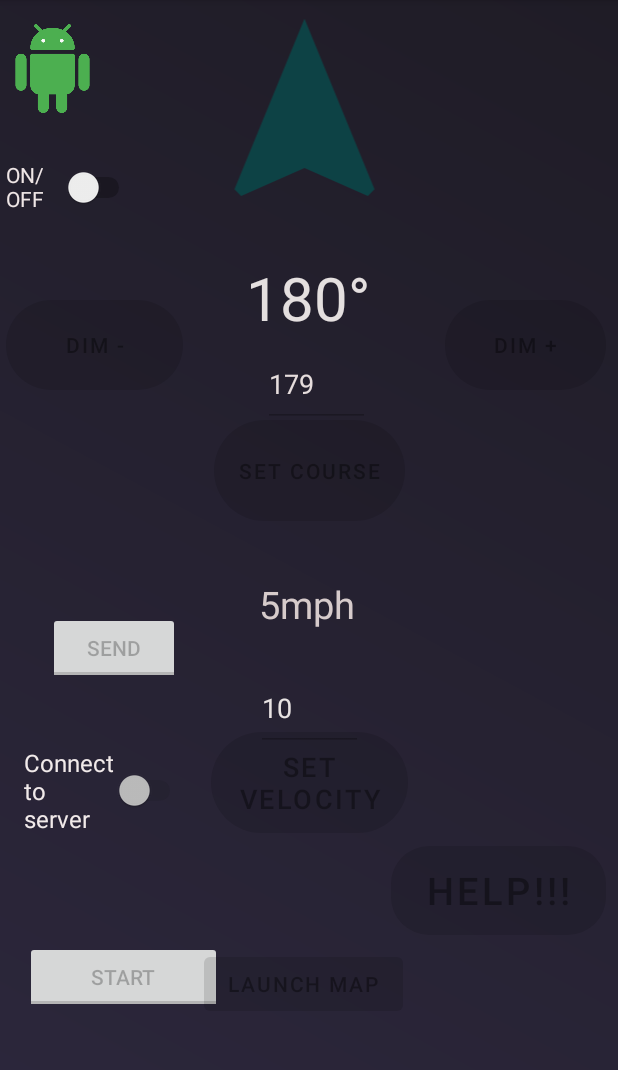
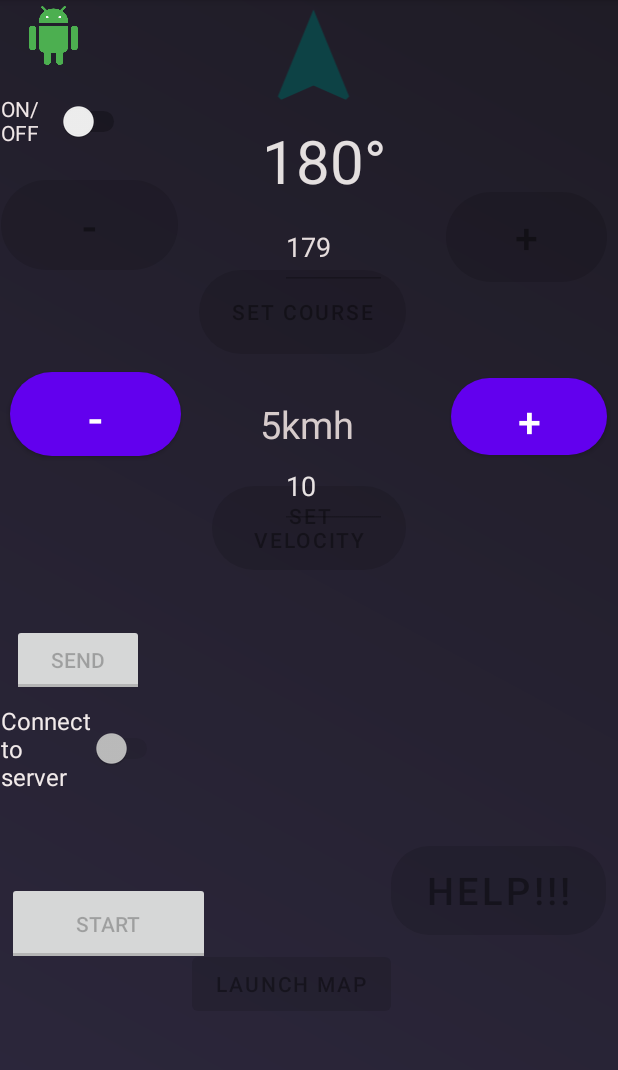
Before and after one commit to Marzpy/Boat-app, an Android app: the screen it shows after launch (MainActivity), on a phone screen of 412 x 824 dp, the part 84-1154 px from its top. Run offline under Robolectric (Android 15) with nearby library versions, the phone set to English and light mode, and no system bars; libraries missing offline, so code that uses them is left out: org.eclipse.paho; 2 statements that could not run were skipped.

Commit message:
poprawione_przyciski

```diff
--- a/app/src/main/java/com/example/podstawka/MainActivity.java
+++ b/app/src/main/java/com/example/podstawka/MainActivity.java
@@ -8,7 +8,6 @@ import androidx.core.app.ActivityCompat;
 
 
 import android.widget.CompoundButton;
-import android.widget.RelativeLayout;
 
 import android.Manifest;
 import android.app.Activity;
@@ -21,7 +20,6 @@ import android.net.Uri;
 import android.os.Build;
 import android.os.Bundle;
 import android.os.Looper;
-import android.text.Editable;
 import android.text.InputFilter;
 import android.view.View;
 import android.os.Handler;
@@ -46,16 +44,11 @@ import com.google.android.gms.tasks.OnCompleteListener;
 import com.google.android.gms.tasks.Task;
 
 
-import java.net.URI;
-import java.math.BigDecimal;
 import java.util.ArrayList;
 import java.util.List;
 import java.util.Timer;
 import java.util.TimerTask;
 
-import android.Manifest;
-import android.content.Intent;
-import android.content.pm.PackageManager;
 import android.telephony.SmsManager;
 import android.widget.ToggleButton;
 
@@ -69,12 +62,11 @@ import org.eclipse.paho.client.mqttv3.MqttClient;
 import org.eclipse.paho.client.mqttv3.MqttException;
 import org.eclipse.paho.client.mqttv3.MqttMessage;
 
-import kotlin.jvm.internal.Intrinsics;
-
 public class MainActivity extends AppCompatActivity {
 
-    int speedV,course=1;
+    int speedV=5,course=1;
     private Button btnPlus,btnMin,btnSetcourse,btnspeed,btnhelp;
+    private Button speedPlus,speedMin;
     private TextView CourseText,SpeedText;
     private EditText editcourse,editSpeed;
     private Switch switch1,switch2;
@@ -110,6 +102,8 @@ public class MainActivity extends AppCompatActivity {
 
         //buttons
 
+        speedMin=findViewById(R.id.minspeed);
+        speedPlus=findViewById(R.id.plusspeed);
 
         btnPlus = findViewById(R.id.dimplus);
         btnMin=findViewById(R.id.dimminus);
@@ -180,17 +174,43 @@ public class MainActivity extends AppCompatActivity {
         btnMin.setOnClickListener(new View.OnClickListener() {
             @Override
             public void onClick(View v) {
-                //array.set(0,""+course);
                 course--;
                 String course1=Integer.toString(course);
                 if(course<360) btnPlus.setEnabled(true);
                 if (course==0) btnMin.setEnabled(false);
                 CourseText.setText(course1+" °");
-                //   array.add(""+course+","+speedV);
                 array.set(0,""+course+","+speedV);
 
             }
         });
+
+       speedMin.setOnClickListener(new View.OnClickListener() {
+            @Override
+            public void onClick(View v) {
+                speedV--;
+                String speed=Integer.toString(speedV);
+                if(speedV<20) speedPlus.setEnabled(true);
+                if (speedV==0) speedMin.setEnabled(false);
+                SpeedText.setText(speed+" kmh");
+                array.set(0,""+course+","+speedV);
+
+            }
+        });
+
+        speedPlus.setOnClickListener(new View.OnClickListener() {
+            @Override
+            public void onClick(View v) {
+                speedV++;
+                String speed=Integer.toString(speedV);
+                if(speedV==20) speedPlus.setEnabled(false);
+                if (speedV>0) speedMin.setEnabled(true);
+                SpeedText.setText(speed+" kmh");
+                array.set(0,""+course+","+speedV);
+
+            }
+        });
+
+
         array.add(0,course+","+speedV);
 
         btnSetcourse.setOnClickListener(new View.OnClickListener() {
@@ -211,7 +231,7 @@ public class MainActivity extends AppCompatActivity {
             public void onClick(View v) {
                 String speed1 = editSpeed.getText().toString();
                 speedV=Integer.valueOf(speed1);
-                SpeedText.setText(" "+speed1+"mph");
+                SpeedText.setText(" "+speed1+"kmh");
                 array.set(0,""+course+","+speedV);
                 //array.set(0+speedV,"");
             }
@@ -287,10 +307,10 @@ public class MainActivity extends AppCompatActivity {
             public void onCheckedChanged(CompoundButton buttonView, boolean isChecked) {
                 if (isChecked){
                     setonCourse();
-                switch2.setEnabled(true);
+               // switch2.setEnabled(true);
             }else {
                     setoffCourse();
-                switch2.setEnabled(false);
+               // switch2.setEnabled(false);
                 }
             }
         });
@@ -516,6 +536,7 @@ public class MainActivity extends AppCompatActivity {
         //editSpeed.setEnabled(true);
       //  switch2.setEnabled(true);
         launchBTN.setEnabled(true);
+        switch2.setEnabled(true);
         //btnPlus.setEnabled(true);
         //btnMin.setEnabled(true);
         //btnspeed.setEnabled(true);
--- a/app/src/main/res/layout/activity_main.xml
+++ b/app/src/main/res/layout/activity_main.xml
@@ -14,9 +14,9 @@
 
     <ToggleButton
         android:id="@+id/toggleButton2"
-        android:layout_width="131dp"
-        android:layout_height="48dp"
-        android:layout_marginEnd="264dp"
+        android:layout_width="135dp"
+        android:layout_height="55dp"
+        android:layout_marginEnd="272dp"
         android:shadowColor="#272334"
         android:text="ToggleButton"
         android:textOff="START"
@@ -24,33 +24,49 @@
         app:layout_constraintBottom_toBottomOf="parent"
         app:layout_constraintEnd_toEndOf="parent"
         app:layout_constraintTop_toTopOf="parent"
-        app:layout_constraintVertical_bias="0.871"
+        app:layout_constraintVertical_bias="0.825"
         tools:ignore="HardcodedText" />
 
     <ImageView
         android:id="@+id/imageView"
 
-        android:layout_width="62dp"
-        android:layout_height="59dp"
+        android:layout_width="39dp"
+        android:layout_height="47dp"
         android:layout_gravity="center_horizontal"
-        android:layout_marginStart="4dp"
+        android:layout_marginStart="16dp"
+        android:contentDescription="TODO"
         android:foregroundGravity="clip_horizontal"
         android:src="@drawable/android"
         app:layout_constraintBottom_toBottomOf="parent"
         app:layout_constraintStart_toStartOf="parent"
         app:layout_constraintTop_toTopOf="parent"
-        app:layout_constraintVertical_bias="0.023"
-        android:contentDescription="TODO" />
+        app:layout_constraintVertical_bias="0.0" />
 
     <Button
         android:id="@+id/dimplus"
         android:layout_width="107dp"
         android:layout_height="60dp"
-        android:layout_marginTop="200dp"
+        android:layout_marginTop="128dp"
         android:background="@drawable/round_button"
-        android:text="Dim +"
+        android:text="+"
+        android:textSize="27sp"
         app:layout_constraintEnd_toEndOf="parent"
-        app:layout_constraintHorizontal_bias="0.973"
+        app:layout_constraintHorizontal_bias="0.976"
+        app:layout_constraintStart_toStartOf="parent"
+        app:layout_constraintTop_toTopOf="parent" />
+
+
+    <Button
+        android:id="@+id/plusspeed"
+        android:layout_width="104dp"
+        android:layout_height="51dp"
+        android:layout_marginTop="252dp"
+        android:background="@drawable/round_button"
+        android:scrollbarSize="4dp"
+        android:text="+"
+        android:textSize="27sp"
+        app:layout_constraintEnd_toEndOf="parent"
+        app:layout_constraintHorizontal_bias="0.977"
         app:layout_constraintStart_toStartOf="parent"
         app:layout_constraintTop_toTopOf="parent" />
 
@@ -58,26 +74,39 @@
         android:id="@+id/dimminus"
         android:layout_width="118dp"
         android:layout_height="60dp"
-        android:layout_marginTop="200dp"
+        android:layout_marginTop="120dp"
         android:background="@drawable/round_button"
-        android:text="Dim -"
+        android:text="-"
+        android:textSize="30sp"
         app:layout_constraintEnd_toEndOf="parent"
-        app:layout_constraintHorizontal_bias="0.013"
+        app:layout_constraintHorizontal_bias="0.003"
         app:layout_constraintStart_toStartOf="parent"
         app:layout_constraintTop_toTopOf="parent" />
 
+    <Button
+        android:id="@+id/minspeed"
+        android:layout_width="114dp"
+        android:layout_height="56dp"
+        android:layout_marginTop="248dp"
+        android:background="@drawable/round_button"
+        android:text="-"
+        android:textSize="30sp"
+        app:layout_constraintEnd_toEndOf="parent"
+        app:layout_constraintHorizontal_bias="0.023"
+        app:layout_constraintStart_toStartOf="parent"
+        app:layout_constraintTop_toTopOf="parent" />
 
     <Button
         android:id="@+id/setcourse"
-        android:layout_width="127dp"
-        android:layout_height="67dp"
-        android:layout_marginTop="280dp"
+        android:layout_width="138dp"
+        android:layout_height="56dp"
+        android:layout_marginTop="180dp"
         android:background="@drawable/round_button"
         android:text="Set Course"
         app:layout_constraintEnd_toEndOf="parent"
+        app:layout_constraintHorizontal_bias="0.485"
         app:layout_constraintStart_toStartOf="parent"
         app:layout_constraintTop_toTopOf="parent" />
-
 
     <Button
         android:id="@+id/stop"
@@ -92,20 +121,20 @@
         app:layout_constraintStart_toStartOf="parent"
         app:layout_constraintTop_toTopOf="parent" />
 
+
     <ImageView
         android:id="@+id/arrow"
 
-        android:layout_width="174dp"
-        android:layout_height="149dp"
+        android:layout_width="98dp"
+        android:layout_height="76dp"
         android:layout_gravity="center_horizontal"
-        android:layout_marginStart="116dp"
+        android:layout_marginStart="160dp"
         android:foregroundGravity="clip_horizontal"
         android:src="@drawable/ic_baseline_navigation_24"
         app:layout_constraintBottom_toBottomOf="parent"
         app:layout_constraintStart_toStartOf="parent"
         app:layout_constraintTop_toTopOf="parent"
         app:layout_constraintVertical_bias="0.0" />
-
 
     <TextView
         android:id="@+id/CourseAngle"
@@ -116,20 +145,20 @@
         android:textSize="40sp"
         app:layout_constraintBottom_toBottomOf="parent"
         app:layout_constraintEnd_toEndOf="parent"
-        app:layout_constraintHorizontal_bias="0.498"
+        app:layout_constraintHorizontal_bias="0.531"
 
         app:layout_constraintStart_toStartOf="parent"
         app:layout_constraintTop_toTopOf="parent"
-        app:layout_constraintVertical_bias="0.24" />
+        app:layout_constraintVertical_bias="0.112" />
 
     <Button
         android:id="@+id/speed"
-        android:layout_width="131dp"
-        android:layout_height="67dp"
-        android:layout_marginTop="488dp"
+        android:layout_width="129dp"
+        android:layout_height="56dp"
+        android:layout_marginTop="324dp"
         android:background="@drawable/round_button"
         android:text="Set Velocity"
-        android:textSize="18sp"
+        android:textSize="14sp"
         app:layout_constraintEnd_toEndOf="parent"
         app:layout_constraintStart_toStartOf="parent"
         app:layout_constraintTop_toTopOf="parent" />
@@ -138,16 +167,16 @@
         android:id="@+id/textSpeed"
         android:layout_width="142dp"
         android:layout_height="55dp"
-        android:text="   5mph"
+        android:text="   5kmh"
         android:textColor="#D6CBCB"
         android:textSize="25sp"
         app:layout_constraintBottom_toBottomOf="parent"
         app:layout_constraintEnd_toEndOf="parent"
 
-        app:layout_constraintHorizontal_bias="0.572"
+        app:layout_constraintHorizontal_bias="0.576"
         app:layout_constraintStart_toStartOf="parent"
         app:layout_constraintTop_toTopOf="parent"
-        app:layout_constraintVertical_bias="0.541" />
+        app:layout_constraintVertical_bias="0.372" />
 
     <EditText
         android:id="@+id/editcourse"
@@ -163,10 +192,10 @@
         android:textColor="#E6DDDD"
         app:layout_constraintBottom_toBottomOf="parent"
         app:layout_constraintEnd_toEndOf="parent"
-        app:layout_constraintHorizontal_bias="0.514"
+        app:layout_constraintHorizontal_bias="0.547"
         app:layout_constraintStart_toStartOf="parent"
         app:layout_constraintTop_toTopOf="parent"
-        app:layout_constraintVertical_bias="0.32"
+        app:layout_constraintVertical_bias="0.191"
         tools:ignore="Autofill" />
 
     <EditText
@@ -182,10 +211,10 @@
         android:textColor="#E8E3E3"
         app:layout_constraintBottom_toBottomOf="parent"
         app:layout_constraintEnd_toEndOf="parent"
+        app:layout_constraintHorizontal_bias="0.547"
         app:layout_constraintStart_toStartOf="parent"
         app:layout_constraintTop_toTopOf="parent"
-        app:layout_constraintVertical_bias="0.624" />
-
+        app:layout_constraintVertical_bias="0.416" />
 
     <TextView
         android:id="@+id/addressText"
@@ -208,7 +237,7 @@
         android:layout_marginTop="632dp"
         android:text="launch map"
         app:layout_constraintEnd_toEndOf="parent"
-        app:layout_constraintHorizontal_bias="0.487"
+        app:layout_constraintHorizontal_bias="0.458"
         app:layout_constraintStart_toStartOf="parent"
         app:layout_constraintTop_toTopOf="parent" />
 
@@ -216,11 +245,11 @@
         android:id="@+id/switch1"
         android:layout_width="86dp"
         android:layout_height="49dp"
-        android:layout_marginTop="100dp"
+        android:layout_marginTop="56dp"
         android:text="ON/OFF"
         android:textColor="#EFE6E6"
         app:layout_constraintEnd_toEndOf="parent"
-        app:layout_constraintHorizontal_bias="0.012"
+        app:layout_constraintHorizontal_bias="0.003"
         app:layout_constraintStart_toStartOf="parent"
         app:layout_constraintTop_toTopOf="parent"
         tools:ignore="UseSwitchCompatOrMaterialXml" />
@@ -229,12 +258,12 @@
         android:id="@+id/switch2"
         android:layout_width="108dp"
         android:layout_height="70dp"
-        android:layout_marginTop="492dp"
+        android:layout_marginTop="464dp"
         android:text="Connect to server"
         android:textColor="#F1EAEA"
         android:textSize="16sp"
         app:layout_constraintEnd_toEndOf="parent"
-        app:layout_constraintHorizontal_bias="0.052"
+        app:layout_constraintHorizontal_bias="0.003"
         app:layout_constraintStart_toStartOf="parent"
         app:layout_constraintTop_toTopOf="parent"
         tools:ignore="UseSwitchCompatOrMaterialXml" />
@@ -243,8 +272,8 @@
         android:id="@+id/toggleButton"
         android:layout_width="wrap_content"
         android:layout_height="wrap_content"
-        android:layout_marginTop="408dp"
-        android:layout_marginEnd="292dp"
+        android:layout_marginTop="416dp"
+        android:layout_marginEnd="316dp"
         android:shadowColor="#272334"
         android:text="ToggleButton"
         android:textOff="SEND"
```
